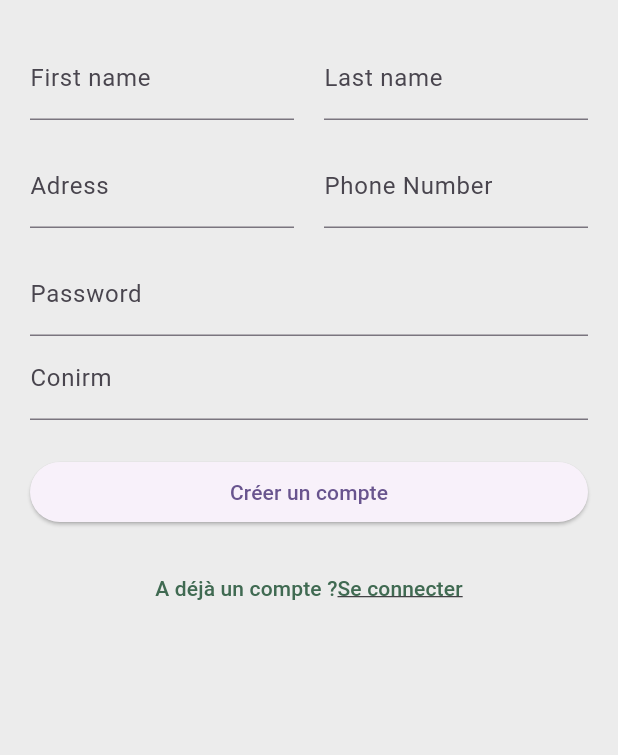
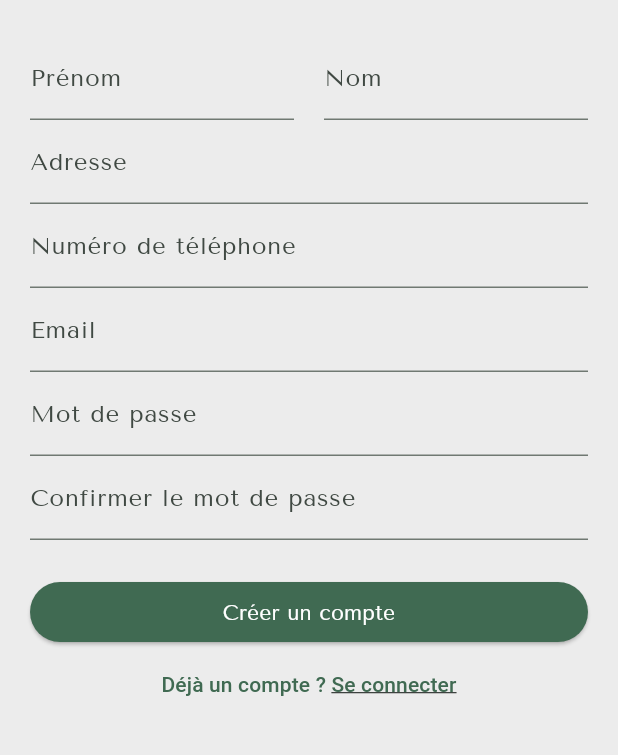
Before and after one commit to dalyhachicha/mini_project_9ach, a Flutter app: the SignupPage screen opened directly, on a phone screen of 412 x 824 dp, the part 366-1121 px from its top. Run offline on Flutter 3.47's test engine with Material 3 defaults, Android fonts, the light colour scheme and no system bars; our stand-ins replace firebase_auth, firebase_core; accounts and stored records are empty.

Commit message:
auth stable

```diff
--- /dev/null
+++ b/lib/pages/auth/signup.page.dart
@@ -0,0 +1,207 @@
+import 'package:flutter/material.dart';
+import 'package:mini_project_9ach/utils/constants.dart';
+import 'package:firebase_auth/firebase_auth.dart';
+
+class SignupPage extends StatelessWidget {
+  SignupPage({Key? key});
+
+  final TextEditingController firstNameController = TextEditingController();
+  final TextEditingController lastNameController = TextEditingController();
+  final TextEditingController addressController = TextEditingController();
+  final TextEditingController phoneNumberController = TextEditingController();
+  final TextEditingController emailController = TextEditingController();
+  final TextEditingController passwordController = TextEditingController();
+  final TextEditingController confirmPasswordController =
+      TextEditingController();
+
+  final GlobalKey<FormState> _formKey = GlobalKey<FormState>();
+
+  @override
+  Widget build(BuildContext context) {
+    return Scaffold(
+      backgroundColor: backgroundColor,
+      body: SingleChildScrollView(
+        child: Padding(
+          padding: const EdgeInsets.all(20),
+          child: Form(
+            key: _formKey,
+            child: Column(
+              mainAxisAlignment: MainAxisAlignment.center,
+              crossAxisAlignment: CrossAxisAlignment.stretch,
+              children: [
+                Container(
+                  child: Image.asset('assets/images/logo.png'),
+                  height: 200,
+                  margin: const EdgeInsets.symmetric(vertical: 24),
+                ),
+                Row(
+                  children: [
+                    Expanded(
+                      child: TextFormField(
+                        controller: firstNameController,
+                        keyboardType: TextInputType.name,
+                        decoration: const InputDecoration(
+                          labelText: 'Prénom',
+                        ),
+                        validator: (value) {
+                          if (value == null || value.isEmpty) {
+                            return 'Veuillez entrer votre prénom.';
+                          }
+                          return null;
+                        },
+                      ),
+                    ),
+                    const SizedBox(
+                      width: 20,
+                    ),
+                    Expanded(
+                      child: TextFormField(
+                        controller: lastNameController,
+                        keyboardType: TextInputType.name,
+                        decoration: const InputDecoration(
+                          labelText: 'Nom',
+                        ),
+                        validator: (value) {
+                          if (value == null || value.isEmpty) {
+                            return 'Veuillez entrer votre nom.';
+                          }
+                          return null;
+                        },
+                      ),
+                    ),
+                  ],
+                ),
+                TextFormField(
+                  controller: addressController,
+                  keyboardType: TextInputType.text,
+                  decoration: const InputDecoration(
+                    labelText: 'Adresse',
+                  ),
+                  validator: (value) {
+                    if (value == null || value.isEmpty) {
+                      return 'Veuillez entrer votre adresse.';
+                    }
+                    return null;
+                  },
+                ),
+                TextFormField(
+                  controller: phoneNumberController,
+                  keyboardType: TextInputType.phone,
+                  decoration: const InputDecoration(
+                    labelText: 'Numéro de téléphone',
+                  ),
+                  validator: (value) {
+                    if (value == null || value.isEmpty) {
+                      return 'Veuillez entrer votre numéro de téléphone.';
+                    }
+                    return null;
+                  },
+                ),
+                TextFormField(
+                  controller: emailController,
+                  keyboardType: TextInputType.emailAddress,
+                  decoration: const InputDecoration(
+                    labelText: 'Email',
+                  ),
+                  validator: (value) {
+                    if (value == null || value.isEmpty) {
+                      return 'Veuillez entrer votre adresse email.';
+                    }
+                    if (!RegExp(r'^[\w-]+(\.[\w-]+)*@([\w-]+\.)+[a-zA-Z]{2,7}$')
+                        .hasMatch(value)) {
+                      return 'Veuillez entrer une adresse email valide.';
+                    }
+                    return null;
+                  },
+                ),
+                TextFormField(
+                  controller: passwordController,
+                  obscureText: true,
+                  keyboardType: TextInputType.text,
+                  decoration: const InputDecoration(
+                    labelText: 'Mot de passe',
+                  ),
+                  validator: (value) {
+                    if (value == null || value.length < 8) {
+                      return 'Le mot de passe doit contenir au moins 8 caractères.';
+                    }
+                    return null;
+                  },
+                ),
+                TextFormField(
+                  controller: confirmPasswordController,
+                  obscureText: true,
+                  keyboardType: TextInputType.text,
+                  decoration: const InputDecoration(
+                    labelText: 'Confirmer le mot de passe',
+                  ),
+                  validator: (value) {
+                    if (value == null || value != passwordController.text) {
+                      return 'Les mots de passe ne correspondent pas.';
+                    }
+                    return null;
+                  },
+                ),
+                const SizedBox(height: 24.0),
+                ElevatedButton(
+                    onPressed: () async {
+                      if (_formKey.currentState?.validate() ?? false) {
+                        try {
+                          UserCredential userCredential = await FirebaseAuth
+                              .instance
+                              .createUserWithEmailAndPassword(
+                            email: emailController.text.trim(),
+                            password: passwordController.text,
+                          );
+                          Navigator.pushReplacementNamed(context, '/home');
+                        } on FirebaseAuthException catch (e) {
+                          String errorMessage =
+                              e.message ?? "An error occurred";
+                          if (e.code == 'invalid-credential') {
+                            errorMessage =
+                                "Identifiants incorrects. Veuillez réessayer.";
+                          }
+                          ScaffoldMessenger.of(context).showSnackBar(
+                            SnackBar(
+                              content: Text(errorMessage),
+                              duration: const Duration(seconds: 3),
+                            ),
+                          );
+                        }
+                      }
+                    },
+                    style:
+                        ElevatedButton.styleFrom(backgroundColor: primaryColor),
+                    child: const Text('Créer un compte',
+                        style: TextStyle(
+                          color: Colors.white,
+                        ))),
+                TextButton(
+                  onPressed: () {
+                    Navigator.pushReplacementNamed(context, '/login');
+                  },
+                  child: const Text.rich(
+                    TextSpan(
+                      text: 'Déjà un compte ? ',
+                      style: TextStyle(color: primaryColor),
+                      children: [
+                        TextSpan(
+                          text: 'Se connecter',
+                          style: TextStyle(
+                            decoration: TextDecoration.underline,
+                            color: primaryColor,
+                          ),
+                        ),
+                      ],
+                    ),
+                    textAlign: TextAlign.center,
+                  ),
+                ),
+              ],
+            ),
+          ),
+        ),
+      ),
+    );
+  }
+}
--- a/lib/pages/signup.page.dart
+++ /dev/null
@@ -1,118 +0,0 @@
-import 'package:flutter/material.dart';
-import 'package:mini_project_9ach/utils/constants.dart';
-
-class SignupPage extends StatelessWidget {
-  const SignupPage({Key? key});
-
-  @override
-  Widget build(BuildContext context) {
-    return Scaffold(
-      backgroundColor: backgroundColor,
-      body: SingleChildScrollView(
-        child: Padding(
-          padding: const EdgeInsets.all(20),
-          child: Column(
-            mainAxisAlignment: MainAxisAlignment.center,
-            crossAxisAlignment: CrossAxisAlignment.stretch,
-            children: [
-              Container(
-                child: Image.asset('assets/images/logo.png'),
-                height: 200,
-                margin: EdgeInsets.symmetric(vertical: 24),
-              ),
-              const Row(
-                children: [
-                  Expanded(
-                    child: TextField(
-                      keyboardType: TextInputType.name,
-                      decoration: InputDecoration(
-                        labelText: 'First name',
-                      ),
-                    ),
-                  ),
-                  SizedBox(
-                    width: 20,
-                  ),
-                  Expanded(
-                    child: TextField(
-                      keyboardType: TextInputType.name,
-                      decoration: InputDecoration(
-                        labelText: 'Last name',
-                      ),
-                    ),
-                  ),
-                ],
-              ),
-              const SizedBox(height: 16.0),
-              const Row(
-                children: [
-                  Expanded(
-                    child: TextField(
-                      keyboardType: TextInputType.name,
-                      decoration: InputDecoration(
-                        labelText: 'Adress',
-                      ),
-                    ),
-                  ),
-                  SizedBox(
-                    width: 20,
-                  ),
-                  Expanded(
-                    child: TextField(
-                      keyboardType: TextInputType.name,
-                      decoration: InputDecoration(
-                        labelText: 'Phone Number',
-                      ),
-                    ),
-                  ),
-                ],
-              ),
-              const SizedBox(height: 16.0),
-              const TextField(
-                keyboardType: TextInputType.name,
-                decoration: InputDecoration(
-                  labelText: 'Password',
-                ),
-              ),
-              const TextField(
-                keyboardType: TextInputType.name,
-                decoration: InputDecoration(
-                  labelText: 'Conirm',
-                ),
-              ),
-              const SizedBox(height: 24.0),
-              ElevatedButton(
-                onPressed: () {
-                  // TODO: Implement login functionality
-                },
-                child: const Text('Créer un compte'),
-              ),
-              const SizedBox(height: 16.0),
-              TextButton(
-                onPressed: () {
-                  Navigator.pushNamed(context, '/login');
-                },
-                child: const Text.rich(
-                  TextSpan(
-                    text: 'A déjà un compte ?',
-                    style: TextStyle(color: primaryColor),
-                    children: [
-                      TextSpan(
-                        text: 'Se connecter',
-                        style: TextStyle(
-                          decoration: TextDecoration.underline,
-                          color: primaryColor,
-                        ),
-                      ),
-                    ],
-                  ),
-                  textAlign: TextAlign.center,
-                ),
-              ),
-            ],
-          ),
-        ),
-      ),
-    );
-  }
-}
```
Also changed, not shown: lib/main.dart (+46 -4 lines), lib/pages/auth/login.page.dart (added, +120 -0 lines), lib/pages/home.page.dart (added, +25 -0 lines), lib/pages/login.page.dart (deleted, +0 -71 lines).
